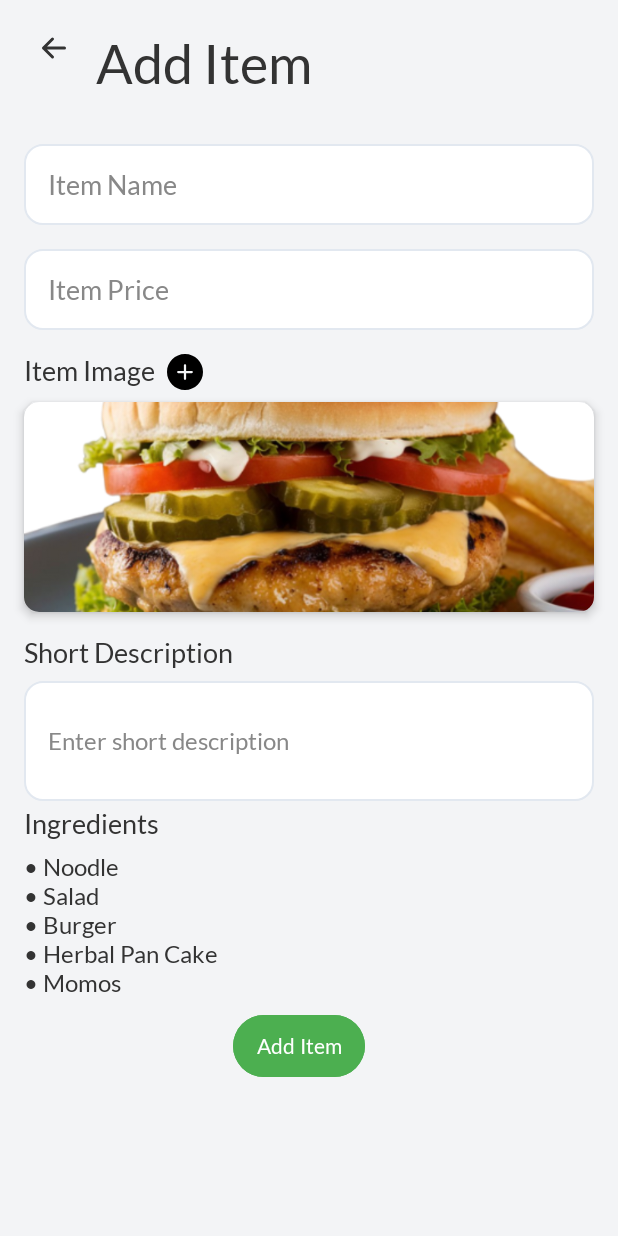
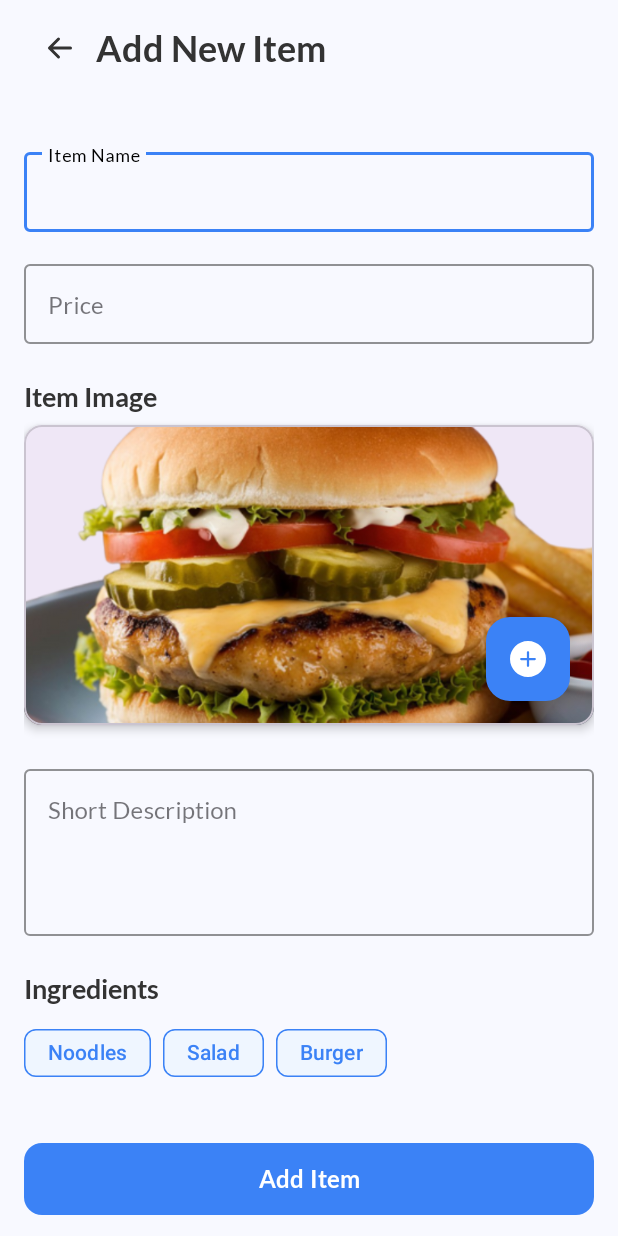
Before and after one commit to vaibhavk10/AdminEatSphere, an Android app: the AddItemActivity screen opened directly, with no data from a screen before it, on a phone screen of 412 x 824 dp. Run offline under Robolectric (Android 15) with nearby library versions, the phone set to English and light mode, and no system bars.

Commit message:
First commit

```diff
--- a/app/src/main/res/drawable/dollar.xml
+++ b/app/src/main/res/drawable/dollar.xml
@@ -1,6 +1,6 @@
 <vector xmlns:android="http://schemas.android.com/apk/res/android"
-    android:width="800dp"
-    android:height="800dp"
+    android:width="24dp"
+    android:height="24dp"
     android:viewportWidth="24"
     android:viewportHeight="24">
   <path
--- a/app/src/main/res/layout/activity_add_item.xml
+++ b/app/src/main/res/layout/activity_add_item.xml
@@ -1,22 +1,30 @@
 <?xml version="1.0" encoding="utf-8"?>
-<androidx.constraintlayout.widget.ConstraintLayout xmlns:android="http://schemas.android.com/apk/res/android"
+<androidx.coordinatorlayout.widget.CoordinatorLayout xmlns:android="http://schemas.android.com/apk/res/android"
     xmlns:app="http://schemas.android.com/apk/res-auto"
     xmlns:tools="http://schemas.android.com/tools"
     android:layout_width="match_parent"
     android:layout_height="match_parent"
-    android:background="#F3F4F6"
+    android:background="#F8F9FF"
     tools:context=".AddItemActivity">
+
+    <com.google.android.material.appbar.AppBarLayout
+        android:layout_width="match_parent"
+        android:layout_height="wrap_content"
+        android:background="@android:color/transparent"
+        app:elevation="0dp">
+
+        <androidx.appcompat.widget.Toolbar
+            android:id="@+id/toolbar"
+            android:layout_width="match_parent"
+            android:layout_height="?attr/actionBarSize"
+            android:background="@android:color/transparent">
 
             <ImageButton
                 android:id="@+id/backButton"
-        android:layout_width="24dp"
-        android:layout_height="24dp"
-        android:layout_marginStart="24dp"
-        android:layout_marginTop="20dp"
-        android:background="@android:color/transparent"
+                android:layout_width="48dp"
+                android:layout_height="48dp"
+                android:background="?attr/selectableItemBackgroundBorderless"
                 android:src="@drawable/arrowleft"
-        app:layout_constraintStart_toStartOf="parent"
-        app:layout_constraintTop_toTopOf="parent"
                 app:tint="#333333" />
 
             <TextView
@@ -24,78 +32,93 @@
                 android:layout_width="wrap_content"
                 android:layout_height="wrap_content"
                 android:layout_marginStart="16dp"
-        android:layout_marginTop="20dp"
+                android:fontFamily="@font/latobold"
+                android:text="Add New Item"
+                android:textColor="#333333"
+                android:textSize="24sp" />
+        </androidx.appcompat.widget.Toolbar>
+    </com.google.android.material.appbar.AppBarLayout>
+
+    <androidx.core.widget.NestedScrollView
+        android:layout_width="match_parent"
+        android:layout_height="match_parent"
+        app:layout_behavior="@string/appbar_scrolling_view_behavior">
+
+        <androidx.constraintlayout.widget.ConstraintLayout
+            android:layout_width="match_parent"
+            android:layout_height="wrap_content"
+            android:padding="16dp">
+
+            <!-- Item Name Input -->
+            <com.google.android.material.textfield.TextInputLayout
+                android:id="@+id/itemNameLayout"
+                style="@style/Widget.MaterialComponents.TextInputLayout.OutlinedBox"
+                android:layout_width="match_parent"
+                android:layout_height="wrap_content"
+                android:layout_marginTop="16dp"
+                android:hint="Item Name"
+                app:boxStrokeColor="#3B82F6"
+                app:hintTextColor="@color/black"
+                app:layout_constraintTop_toTopOf="parent">
+
+                <com.google.android.material.textfield.TextInputEditText
+                    android:id="@+id/itemName"
+                    android:layout_width="match_parent"
+                    android:layout_height="wrap_content"
                     android:fontFamily="@font/latoregular"
-        android:text="Add Item"
-        android:textColor="#333333"
-        android:textSize="36sp"
-        app:layout_constraintStart_toEndOf="@id/backButton"
-        app:layout_constraintTop_toTopOf="parent" />
+                    android:hint=""
+                    android:inputType="text"
+                    android:textColor="#000000"
+                    android:textSize="16sp" />
+            </com.google.android.material.textfield.TextInputLayout>
 
-    <EditText
-        android:id="@+id/itemName"
-        android:layout_width="0dp"
+            <!-- Price Input -->
+            <com.google.android.material.textfield.TextInputLayout
+                android:id="@+id/itemPriceLayout"
+                style="@style/Widget.MaterialComponents.TextInputLayout.OutlinedBox"
+                android:layout_width="match_parent"
                 android:layout_height="wrap_content"
-        android:layout_marginStart="16dp"
-        android:layout_marginTop="32dp"
-        android:layout_marginEnd="16dp"
-        android:background="@drawable/edittextshape"
+                android:layout_marginTop="16dp"
+                android:hint="Price"
+                app:boxStrokeColor="#3B82F6"
+                app:layout_constraintTop_toBottomOf="@id/itemNameLayout">
+
+                <com.google.android.material.textfield.TextInputEditText
+                    android:id="@+id/itemPrice"
+                    android:layout_width="match_parent"
+                    android:layout_height="wrap_content"
                     android:fontFamily="@font/latoregular"
-        android:hint="Item Name"
-        android:padding="16dp"
-        android:textSize="18sp"
-        android:textColor="#333333"
-        android:textColorHint="#888888"
-        app:layout_constraintEnd_toEndOf="parent"
-        app:layout_constraintStart_toStartOf="parent"
-        app:layout_constraintTop_toBottomOf="@id/titleText" />
+                    android:inputType="numberDecimal"
+                    android:textColor="#000000"
+                    android:textSize="16sp" />
+            </com.google.android.material.textfield.TextInputLayout>
 
-    <EditText
-        android:id="@+id/itemPrice"
-        android:layout_width="0dp"
-        android:layout_height="wrap_content"
-        android:layout_marginStart="16dp"
-        android:layout_marginTop="16dp"
-        android:layout_marginEnd="16dp"
-        android:background="@drawable/edittextshape"
-        android:fontFamily="@font/latoregular"
-        android:hint="Item Price"
-        android:padding="16dp"
-        android:textSize="18sp"
-        android:textColor="#333333"
-        android:textColorHint="#888888"
-        app:layout_constraintEnd_toEndOf="parent"
-        app:layout_constraintStart_toStartOf="parent"
-        app:layout_constraintTop_toBottomOf="@id/itemName" />
-
+            <!-- Item Image Label -->
             <TextView
                 android:id="@+id/itemImageLabel"
                 android:layout_width="wrap_content"
                 android:layout_height="wrap_content"
-        android:drawableEnd="@drawable/plus"
-        android:drawablePadding="8dp"
-        android:fontFamily="@font/latoregular"
+                android:layout_marginTop="24dp"
+                android:fontFamily="@font/latobold"
                 android:text="Item Image"
                 android:textColor="#333333"
                 android:textSize="18sp"
-        android:layout_marginTop="16dp"
                 app:layout_constraintStart_toStartOf="parent"
-        app:layout_constraintTop_toBottomOf="@id/itemPrice"
-        android:layout_marginStart="16dp" />
+                app:layout_constraintTop_toBottomOf="@id/itemPriceLayout" />
 
-    <androidx.cardview.widget.CardView
-        android:id="@+id/cardView2"
-        android:layout_width="0dp"
-        android:layout_height="140dp"
+            <!-- Image Card -->
+            <com.google.android.material.card.MaterialCardView
+                android:id="@+id/imageCard"
+                android:layout_width="match_parent"
+                android:layout_height="200dp"
                 android:layout_marginTop="8dp"
-        android:layout_marginStart="16dp"
-        android:layout_marginEnd="16dp"
-        app:cardCornerRadius="10dp"
+                app:cardCornerRadius="12dp"
                 app:cardElevation="4dp"
-        app:cardBackgroundColor="#FFFFFF"
-        app:layout_constraintEnd_toEndOf="parent"
-        app:layout_constraintStart_toStartOf="parent"
                 app:layout_constraintTop_toBottomOf="@id/itemImageLabel">
+
+                <androidx.constraintlayout.widget.ConstraintLayout
+                    android:layout_width="match_parent"
+                    android:layout_height="match_parent">
 
                     <ImageView
                         android:id="@+id/selectedImage"
@@ -103,80 +126,105 @@
                         android:layout_height="match_parent"
                         android:scaleType="centerCrop"
                         android:src="@drawable/chickenburger" />
-    </androidx.cardview.widget.CardView>
 
-    <TextView
-        android:id="@+id/shortDescriptionLabel"
+                    <com.google.android.material.floatingactionbutton.FloatingActionButton
+                        android:id="@+id/addImageButton"
                         android:layout_width="wrap_content"
                         android:layout_height="wrap_content"
+                        android:layout_margin="16dp"
+                        android:src="@drawable/plus"
+                        app:backgroundTint="#3B82F6"
+                        app:tint="#FFFFFF"
+                        app:layout_constraintBottom_toBottomOf="parent"
+                        app:layout_constraintEnd_toEndOf="parent" />
+                </androidx.constraintlayout.widget.ConstraintLayout>
+            </com.google.android.material.card.MaterialCardView>
+
+            <!-- Description Input -->
+            <com.google.android.material.textfield.TextInputLayout
+                android:id="@+id/descriptionLayout"
+                style="@style/Widget.MaterialComponents.TextInputLayout.OutlinedBox"
+                android:layout_width="match_parent"
+                android:layout_height="wrap_content"
+                android:layout_marginTop="24dp"
+                android:hint="Short Description"
+                app:boxStrokeColor="#3B82F6"
+                app:layout_constraintTop_toBottomOf="@id/imageCard">
+
+                <com.google.android.material.textfield.TextInputEditText
+                    android:id="@+id/shortDescription"
+                    android:layout_width="match_parent"
+                    android:layout_height="wrap_content"
                     android:fontFamily="@font/latoregular"
-        android:text="Short Description"
-        android:textColor="#333333"
-        android:textSize="18sp"
-        android:layout_marginTop="16dp"
-        app:layout_constraintStart_toStartOf="parent"
-        app:layout_constraintTop_toBottomOf="@id/cardView2"
-        android:layout_marginStart="16dp" />
+                    android:inputType="textMultiLine"
+                    android:lines="4"
+                    android:gravity="top"
+                    android:textColor="#000000"
+                    android:textSize="16sp" />
+            </com.google.android.material.textfield.TextInputLayout>
 
-    <EditText
-        android:id="@+id/shortDescription"
-        android:layout_width="0dp"
-        android:layout_height="wrap_content"
-        android:layout_marginStart="16dp"
-        android:layout_marginEnd="16dp"
-        android:layout_marginTop="8dp"
-        android:background="@drawable/edittextshape"
-        android:fontFamily="@font/latoregular"
-        android:hint="Enter short description"
-        android:inputType="textMultiLine"
-        android:padding="16dp"
-        android:textSize="16sp"
-        android:minHeight="80dp"
-        android:textColor="#333333"
-        android:textColorHint="#888888"
-        app:layout_constraintEnd_toEndOf="parent"
-        app:layout_constraintStart_toStartOf="parent"
-        app:layout_constraintTop_toBottomOf="@id/shortDescriptionLabel" />
-
+            <!-- Ingredients Label -->
             <TextView
                 android:id="@+id/ingredientsLabel"
                 android:layout_width="wrap_content"
                 android:layout_height="wrap_content"
-        android:layout_marginStart="16dp"
-        android:layout_marginTop="4dp"
-        android:fontFamily="@font/latoregular"
+                android:layout_marginTop="24dp"
+                android:fontFamily="@font/latobold"
                 android:text="Ingredients"
                 android:textColor="#333333"
                 android:textSize="18sp"
-        app:layout_constraintStart_toStartOf="parent"
-        app:layout_constraintTop_toBottomOf="@id/shortDescription" />
+                app:layout_constraintTop_toBottomOf="@id/descriptionLayout"
+                app:layout_constraintStart_toStartOf="parent" />
 
-    <TextView
-        android:id="@+id/ingredientsList"
+            <!-- Ingredients Chip Group -->
+            <com.google.android.material.chip.ChipGroup
+                android:id="@+id/ingredientsChipGroup"
+                android:layout_width="match_parent"
+                android:layout_height="wrap_content"
+                android:layout_marginTop="8dp"
+                app:layout_constraintTop_toBottomOf="@id/ingredientsLabel">
+
+                <!-- Example Chips -->
+                <com.google.android.material.chip.Chip
                     android:layout_width="wrap_content"
                     android:layout_height="wrap_content"
-        android:layout_marginTop="8dp"
-        android:fontFamily="@font/latoregular"
-        android:text="• Noodle\n• Salad\n• Burger\n• Herbal Pan Cake\n• Momos"
-        android:textColor="#333333"
-        android:textSize="16sp"
-        app:layout_constraintStart_toStartOf="parent"
-        app:layout_constraintTop_toBottomOf="@id/ingredientsLabel"
-        android:layout_marginStart="16dp" />
-
-    <Button
-        android:id="@+id/addItemButton"
+                    android:text="Noodles"
+                    app:chipBackgroundColor="#EFF6FF"
+                    app:chipStrokeColor="#3B82F6"
+                    app:chipStrokeWidth="1dp"
+                    android:textColor="#3B82F6" />
+                <com.google.android.material.chip.Chip
                     android:layout_width="wrap_content"
                     android:layout_height="wrap_content"
-        android:layout_marginTop="8dp"
-        android:backgroundTint="#4CAF50"
-        android:fontFamily="@font/latoregular"
-        android:padding="12dp"
+                    android:text="Salad"
+                    app:chipBackgroundColor="#EFF6FF"
+                    app:chipStrokeColor="#3B82F6"
+                    app:chipStrokeWidth="1dp"
+                    android:textColor="#3B82F6" />
+                <com.google.android.material.chip.Chip
+                    android:layout_width="wrap_content"
+                    android:layout_height="wrap_content"
+                    android:text="Burger"
+                    app:chipBackgroundColor="#EFF6FF"
+                    app:chipStrokeColor="#3B82F6"
+                    app:chipStrokeWidth="1dp"
+                    android:textColor="#3B82F6" />
+            </com.google.android.material.chip.ChipGroup>
+
+            <!-- Add Item Button -->
+            <com.google.android.material.button.MaterialButton
+                android:id="@+id/addItemButton"
+                android:layout_width="match_parent"
+                android:layout_height="56dp"
+                android:layout_marginTop="32dp"
+                android:layout_marginBottom="16dp"
                 android:text="Add Item"
-        android:textColor="@android:color/white"
-        app:layout_constraintEnd_toEndOf="parent"
-        app:layout_constraintHorizontal_bias="0.479"
-        app:layout_constraintStart_toStartOf="parent"
-        app:layout_constraintTop_toBottomOf="@id/ingredientsList" />
-
+                android:fontFamily="@font/latobold"
+                android:textSize="16sp"
+                app:cornerRadius="12dp"
+                app:backgroundTint="#3B82F6"
+                app:layout_constraintTop_toBottomOf="@id/ingredientsChipGroup"
+                app:layout_constraintBottom_toBottomOf="parent" />
         </androidx.constraintlayout.widget.ConstraintLayout>
+    </androidx.core.widget.NestedScrollView>
+</androidx.coordinatorlayout.widget.CoordinatorLayout>
--- a/app/src/main/res/layout/item_item.xml
+++ b/app/src/main/res/layout/item_item.xml
@@ -19,7 +19,7 @@
         app:layout_constraintTop_toTopOf="parent">
 
         <androidx.constraintlayout.widget.ConstraintLayout
-            android:background="#319E58DB"
+            android:background="#34FA6604"
             android:layout_width="match_parent"
             android:layout_height="match_parent">
 
@@ -31,7 +31,7 @@
                 android:layout_marginTop="8dp"
                 android:layout_marginBottom="8dp"
                 app:cardCornerRadius="15dp"
-                app:cardBackgroundColor="#319E58DB"
+                app:cardBackgroundColor="#34FA6604"
                 app:layout_constraintBottom_toBottomOf="parent"
                 app:layout_constraintStart_toStartOf="parent"
                 app:layout_constraintTop_toTopOf="parent">
```
Lines whose indentation alone changed are shown as unchanged.
